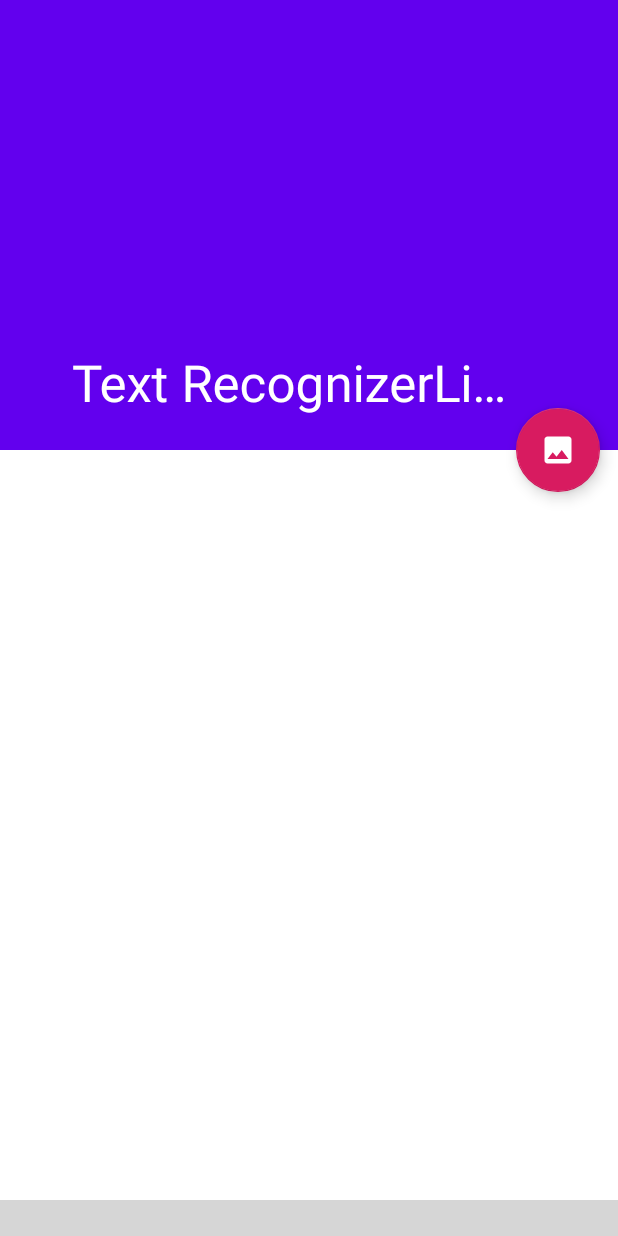
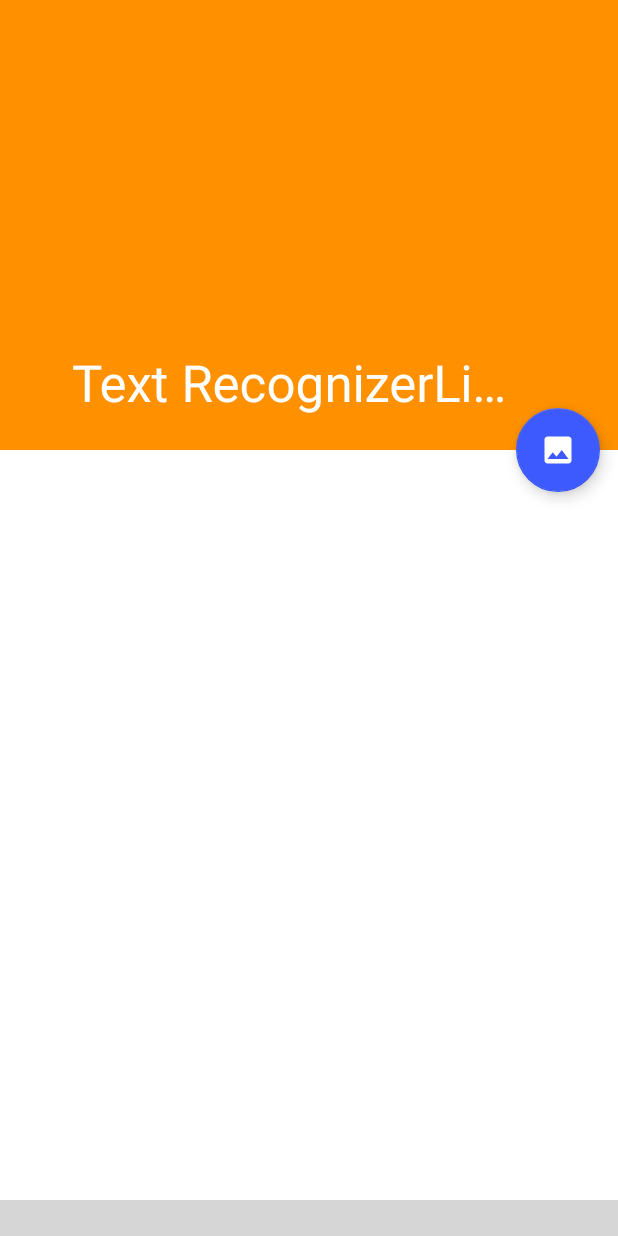
Before and after one commit to alextomskras/TextMlKit, an Android app: the screen it shows after launch (MainActivity), on a phone screen of 412 x 824 dp. Run offline under Robolectric (Android 15) with nearby library versions, the phone set to English and light mode, and no system bars; libraries missing offline, so code that uses them is left out: com.google.android.play, com.google.firebase.ml; 3 statements that could not run were skipped; grey boxes are pictures that could not be loaded.

Commit message:
change_design_colors
Signed-off-by: fess <dreamer.alex.toms@gmail.com>

```diff
--- a/app/src/main/res/drawable/button_rounded_corner.xml
+++ b/app/src/main/res/drawable/button_rounded_corner.xml
@@ -7,7 +7,7 @@
     <ripple android:color="?attr/colorControlHighlight">
         <item>
             <shape android:shape="rectangle"
-                   android:tint="@color/colorPrimary">
+                android:tint="@android:color/holo_orange_dark">
                 <corners android:radius="20dp"/>
                 <solid android:color="#1a237e"/>
                 <padding android:bottom="6dp"/>
--- a/app/src/main/res/values/colors.xml
+++ b/app/src/main/res/values/colors.xml
@@ -1,7 +1,7 @@
 <?xml version="1.0" encoding="utf-8"?>
 <resources>
-    <color name="colorPrimary">#6200EE</color>
-    <color name="colorPrimaryDark">#3700B3</color>
-    <color name="colorAccent">#D81B60</color>
-    <color name="colorSecondary">#03DAC5</color>
+    <color name="colorPrimary">#FF9100</color>
+    <color name="colorPrimaryDark">#FFC400</color>
+    <color name="colorAccent">#3D5AFE</color>
+    <color name="colorSecondary">#FF3D00</color>
 </resources>
```
